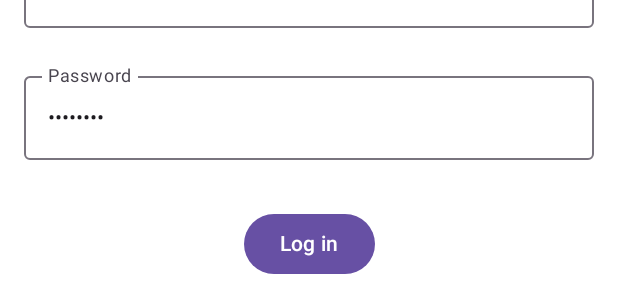
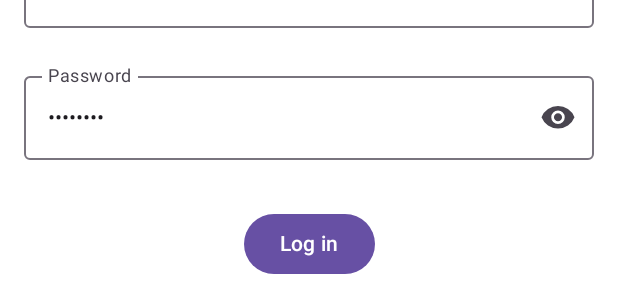
Before and after one commit to alex0d/InvestApp, an Android app built with Jetpack Compose: the @Preview function AuthScreenContentPreview, on a phone screen of 412 x 824 dp. Shown: the part 619-915 px from the top of the screen. Run offline under Robolectric (Android 15) with nearby library versions, the phone set to English and light mode, and no system bars; libraries missing offline, so code that uses them is left out: com.ramcosta.composedestinations.

Commit message:
Refactor: Improve UI and UX

```diff
--- a/app/build.gradle.kts
+++ b/app/build.gradle.kts
@@ -4,6 +4,7 @@ plugins {
     id("com.google.android.libraries.mapsplatform.secrets-gradle-plugin")
     alias(libs.plugins.kotlin.serialization)
     alias(libs.plugins.ksp)
+    alias(libs.plugins.compose.compiler.report.generator)
 }
 
 android {
--- a/app/src/main/java/ru/alex0d/investapp/screens/auth/AuthScreen.kt
+++ b/app/src/main/java/ru/alex0d/investapp/screens/auth/AuthScreen.kt
@@ -4,16 +4,20 @@ import androidx.compose.foundation.Image
 import androidx.compose.foundation.gestures.detectTapGestures
 import androidx.compose.foundation.isSystemInDarkTheme
 import androidx.compose.foundation.layout.Arrangement
+import androidx.compose.foundation.layout.Column
 import androidx.compose.foundation.layout.Spacer
 import androidx.compose.foundation.layout.fillMaxSize
 import androidx.compose.foundation.layout.fillMaxWidth
 import androidx.compose.foundation.layout.height
 import androidx.compose.foundation.layout.padding
 import androidx.compose.foundation.layout.size
-import androidx.compose.foundation.lazy.LazyColumn
+import androidx.compose.foundation.rememberScrollState
 import androidx.compose.foundation.text.KeyboardOptions
+import androidx.compose.foundation.verticalScroll
 import androidx.compose.material3.Button
 import androidx.compose.material3.CircularProgressIndicator
+import androidx.compose.material3.Icon
+import androidx.compose.material3.IconButton
 import androidx.compose.material3.MaterialTheme
 import androidx.compose.material3.OutlinedTextField
 import androidx.compose.material3.Scaffold
@@ -38,6 +42,7 @@ import androidx.compose.ui.res.stringResource
 import androidx.compose.ui.text.input.ImeAction
 import androidx.compose.ui.text.input.KeyboardType
 import androidx.compose.ui.text.input.PasswordVisualTransformation
+import androidx.compose.ui.text.input.VisualTransformation
 import androidx.compose.ui.text.style.TextAlign
 import androidx.compose.ui.tooling.preview.Preview
 import androidx.compose.ui.unit.dp
@@ -138,8 +143,9 @@ internal fun AuthScreenContent(
     var screenState by remember { mutableStateOf<AuthScreenState>(AuthScreenState.Login) }
     val localFocusManager = LocalFocusManager.current
 
-    LazyColumn(
+    Column(
         modifier = modifier
+            .verticalScroll(rememberScrollState())
             .pointerInput(Unit) {
                 detectTapGestures(onTap = {
                     localFocusManager.clearFocus()
@@ -148,7 +154,6 @@ internal fun AuthScreenContent(
         verticalArrangement = Arrangement.Center,
         horizontalAlignment = Alignment.CenterHorizontally
     ) {
-        item {
         Text(
             text = stringResource(R.string.welcome),
             style = MaterialTheme.typography.titleLarge,
@@ -199,7 +204,6 @@ internal fun AuthScreenContent(
         }
     }
 }
-}
 
 @Composable
 private fun NameTextFields(
@@ -246,6 +250,8 @@ private fun EmailAndPasswordTextFields(
     onPasswordUpdate: (String) -> Unit,
     isPasswordError: Boolean
 ) {
+    var isPasswordVisible by remember { mutableStateOf(false) }
+
     OutlinedTextField(
         value = email,
         onValueChange = { newValue -> onEmailUpdate(newValue.trim()) },
@@ -264,12 +270,30 @@ private fun EmailAndPasswordTextFields(
         value = password,
         onValueChange = { newValue -> onPasswordUpdate(newValue.trim()) },
         label = { Text(stringResource(R.string.password)) },
-        visualTransformation = PasswordVisualTransformation(),
+        visualTransformation = if (isPasswordVisible) VisualTransformation.None else PasswordVisualTransformation(),
         modifier = Modifier.fillMaxWidth(),
         keyboardOptions = KeyboardOptions(
             keyboardType = KeyboardType.Password,
             imeAction = ImeAction.Done
         ),
+        trailingIcon = {
+            if (password.isNotEmpty()) {
+                val icon =
+                    if (isPasswordVisible) R.drawable.ic_visibility_off else R.drawable.ic_visibility
+                val description =
+                    if (isPasswordVisible) stringResource(R.string.hide_password) else stringResource(
+                        R.string.show_password
+                    )
+                IconButton(
+                    onClick = { isPasswordVisible = !isPasswordVisible }
+                ) {
+                    Icon(
+                        painter = painterResource(id = icon),
+                        contentDescription = description
+                    )
+                }
+            }
+        },
         singleLine = true,
         isError = isPasswordError,
         supportingText = { if (isPasswordError) Text(stringResource(R.string.invalid_password)) }
--- /dev/null
+++ b/app/src/main/res/drawable/ic_visibility.xml
@@ -0,0 +1,10 @@
+<vector xmlns:android="http://schemas.android.com/apk/res/android"
+    android:width="24dp"
+    android:height="24dp"
+    android:viewportWidth="960"
+    android:viewportHeight="960"
+    android:tint="?attr/colorControlNormal">
+  <path
+      android:fillColor="@android:color/white"
+      android:pathData="M480,640Q555,640 607.5,587.5Q660,535 660,460Q660,385 607.5,332.5Q555,280 480,280Q405,280 352.5,332.5Q300,385 300,460Q300,535 352.5,587.5Q405,640 480,640ZM480,568Q435,568 403.5,536.5Q372,505 372,460Q372,415 403.5,383.5Q435,352 480,352Q525,352 556.5,383.5Q588,415 588,460Q588,505 556.5,536.5Q525,568 480,568ZM480,760Q334,760 214,678.5Q94,597 40,460Q94,323 214,241.5Q334,160 480,160Q626,160 746,241.5Q866,323 920,460Q866,597 746,678.5Q626,760 480,760Z"/>
+</vector>
--- /dev/null
+++ b/app/src/main/res/drawable/ic_visibility_off.xml
@@ -0,0 +1,10 @@
+<vector xmlns:android="http://schemas.android.com/apk/res/android"
+    android:width="24dp"
+    android:height="24dp"
+    android:viewportWidth="960"
+    android:viewportHeight="960"
+    android:tint="?attr/colorControlNormal">
+  <path
+      android:fillColor="@android:color/white"
+      android:pathData="M792,904L624,738Q589,749 553.5,754.5Q518,760 480,760Q329,760 211,676.5Q93,593 40,460Q61,407 93,361.5Q125,316 166,280L56,168L112,112L848,848L792,904ZM480,640Q491,640 500.5,639Q510,638 521,635L305,419Q302,430 301,439.5Q300,449 300,460Q300,535 352.5,587.5Q405,640 480,640ZM772,658L645,532Q652,515 656,497.5Q660,480 660,460Q660,385 607.5,332.5Q555,280 480,280Q460,280 442.5,284Q425,288 408,296L306,194Q347,177 390,168.5Q433,160 480,160Q631,160 749,243.5Q867,327 920,460Q897,519 859.5,569.5Q822,620 772,658ZM587,474L467,354Q495,349 518.5,358.5Q542,368 559,386Q576,404 583.5,427.5Q591,451 587,474Z"/>
+</vector>
--- a/app/src/main/res/values/strings.xml
+++ b/app/src/main/res/values/strings.xml
@@ -58,7 +58,8 @@
     <string name="selling">Selling</string>
     <string name="order_completed">Order has been completed</string>
     <string name="lots_amount">Amount of lots</string>
-    <string name="available_lots">Available: %1$s lots</string>
+    <string name="available">Available</string>
+    <string name="lot_in_plural">lots</string>
     <string name="pcs_in_lot">(1 lot = %1$s pc)</string>
     <string name="total_value">Total value</string>
     <string name="empty_portfolio_message">Your portfolio is still empty</string>
@@ -81,4 +82,6 @@
     <string name="connectivity_available">Back Online!</string>
     <string name="connectivity_unavailable">No Internet Connection!</string>
     <string name="connectivity_icon_description">Connectivity Icon</string>
+    <string name="hide_password">Hide password</string>
+    <string name="show_password">Show password</string>
 </resources>
--- a/gradle/libs.versions.toml
+++ b/gradle/libs.versions.toml
@@ -28,6 +28,7 @@ retrofitKotlinxSerializationConverter = "1.0.0"
 secretsGradlePlugin = "2.0.1"
 ksp = "1.9.23-1.0.20"
 vico = "2.0.0-alpha.19"
+composeCompilerReportGenerator = "1.4.0"
 
 [libraries]
 androidx-core-ktx = { group = "androidx.core", name = "core-ktx", version.ref = "coreKtx" }
@@ -74,3 +75,4 @@ android-application = { id = "com.android.application", version.ref = "agp" }
 jetbrains-kotlin-android = { id = "org.jetbrains.kotlin.android", version.ref = "kotlin" }
 kotlin-serialization = { id = "org.jetbrains.kotlin.plugin.serialization", version.ref = "kotlinSerialization" }
 ksp = { id = "com.google.devtools.ksp", version.ref = "ksp" }
+compose-compiler-report-generator = { id = "dev.shreyaspatil.compose-compiler-report-generator", version.ref = "composeCompilerReportGenerator" }
```
Also changed, not shown: app/src/main/java/ru/alex0d/investapp/screens/main/MainScreen.kt (+11 -4 lines), app/src/main/java/ru/alex0d/investapp/screens/order/OrderScreen.kt (+18 -1 lines), app/src/main/java/ru/alex0d/investapp/screens/portfolio/PortfolioScreen.kt (+11 -6 lines), app/src/main/java/ru/alex0d/investapp/screens/root/RootScreen.kt (+30 -3 lines), app/src/main/java/ru/alex0d/investapp/screens/stock/StockDetailsScreen.kt (+18 -6 lines), app/src/main/java/ru/alex0d/investapp/screens/tarot/TarotScreen.kt (+8 -6 lines), app/src/main/java/ru/alex0d/investapp/ui/composables/ConnectivityStatus.kt (+1 -35 lines), 1 other file. Lines whose indentation alone changed are shown as unchanged.
